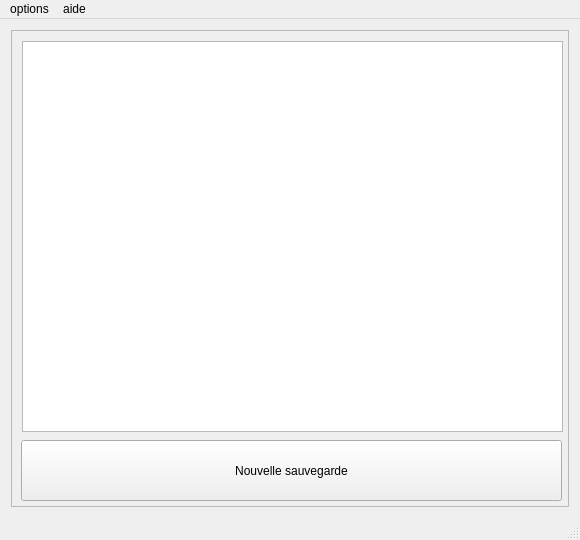
Above: src/views/forms/mainwindow.ui from LP-ACPI/VerrouYEAH before the change. Below: the same form after it.
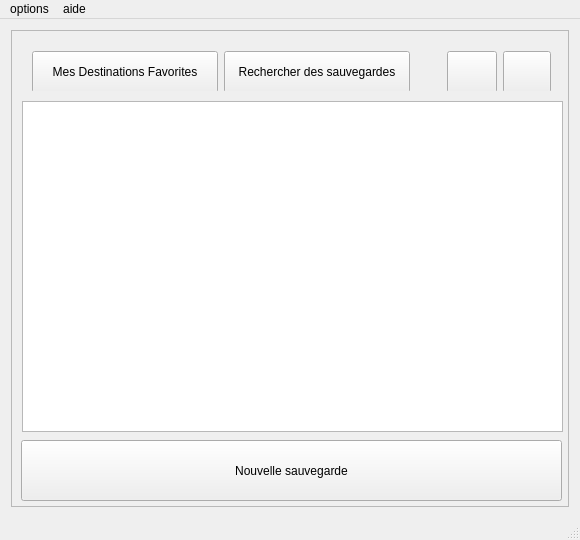
That is the form after the change. Icons and pictures are not drawn.

Commit message: support ftp (crypt/decrypt) + début récupération d'une sauvegarde non enregistrée

Diff of the .ui file:
```diff
--- a/src/views/forms/mainwindow.ui
+++ b/src/views/forms/mainwindow.ui
@@ -55,9 +55,9 @@
        <property name="geometry">
         <rect>
          <x>11</x>
-         <y>11</y>
+         <y>71</y>
          <width>541</width>
-         <height>391</height>
+         <height>331</height>
         </rect>
        </property>
        <property name="styleSheet">
@@ -80,6 +80,130 @@
         <string>Nouvelle sauvegarde</string>
        </property>
       </widget>
+      <widget class="QWidget" name="">
+       <property name="geometry">
+        <rect>
+         <x>10</x>
+         <y>10</y>
+         <width>541</width>
+         <height>51</height>
+        </rect>
+       </property>
+       <layout class="QHBoxLayout" name="horizontalLayout">
+        <item>
+         <widget class="QPushButton" name="favoriteTargetsButton">
+          <property name="minimumSize">
+           <size>
+            <width>0</width>
+            <height>42</height>
+           </size>
+          </property>
+          <property name="text">
+           <string>Mes Destinations Favorites</string>
+          </property>
+         </widget>
+        </item>
+        <item>
+         <widget class="QPushButton" name="recoverBackupButton">
+          <property name="minimumSize">
+           <size>
+            <width>0</width>
+            <height>42</height>
+           </size>
+          </property>
+          <property name="text">
+           <string>Rechercher des sauvegardes</string>
+          </property>
+         </widget>
+        </item>
+        <item>
+         <widget class="QLabel" name="helpIcon">
+          <property name="minimumSize">
+           <size>
+            <width>25</width>
+            <height>25</height>
+           </size>
+          </property>
+          <property name="maximumSize">
+           <size>
+            <width>20</width>
+            <height>20</height>
+           </size>
+          </property>
+          <property name="toolTip">
+           <string/>
+          </property>
+          <property name="text">
+           <string/>
+          </property>
+          <property name="pixmap">
+           <pixmap resource="../../../res/res.qrc">:/images/info.png</pixmap>
+          </property>
+          <property name="scaledContents">
+           <bool>true</bool>
+          </property>
+         </widget>
+        </item>
+        <item>
+         <widget class="QPushButton" name="userInfoButton">
+          <property name="minimumSize">
+           <size>
+            <width>0</width>
+            <height>42</height>
+           </size>
+          </property>
+          <property name="maximumSize">
+           <size>
+            <width>50</width>
+            <height>16777215</height>
+           </size>
+          </property>
+          <property name="text">
+           <string/>
+          </property>
+          <property name="icon">
+           <iconset resource="../../../res/res.qrc">
+            <normaloff>:/images/user-config.png</normaloff>:/images/user-config.png</iconset>
+          </property>
+          <property name="iconSize">
+           <size>
+            <width>30</width>
+            <height>30</height>
+           </size>
+          </property>
+         </widget>
+        </item>
+        <item>
+         <widget class="QPushButton" name="disconnectButton">
+          <property name="minimumSize">
+           <size>
+            <width>40</width>
+            <height>42</height>
+           </size>
+          </property>
+          <property name="maximumSize">
+           <size>
+            <width>48</width>
+            <height>16777215</height>
+           </size>
+          </property>
+          <property name="text">
+           <string/>
+          </property>
+          <property name="icon">
+           <iconset resource="../../../res/res.qrc">
+            <normaloff>:/images/logout.png</normaloff>:/images/logout.png</iconset>
+          </property>
+          <property name="iconSize">
+           <size>
+            <width>30</width>
+            <height>30</height>
+           </size>
+          </property>
+         </widget>
+        </item>
+       </layout>
+      </widget>
      </widget>
     </item>
    </layout>
```
Left out of the diff: 2 changed lines with no effect on the pictures. The commit also changes 74 other files.
